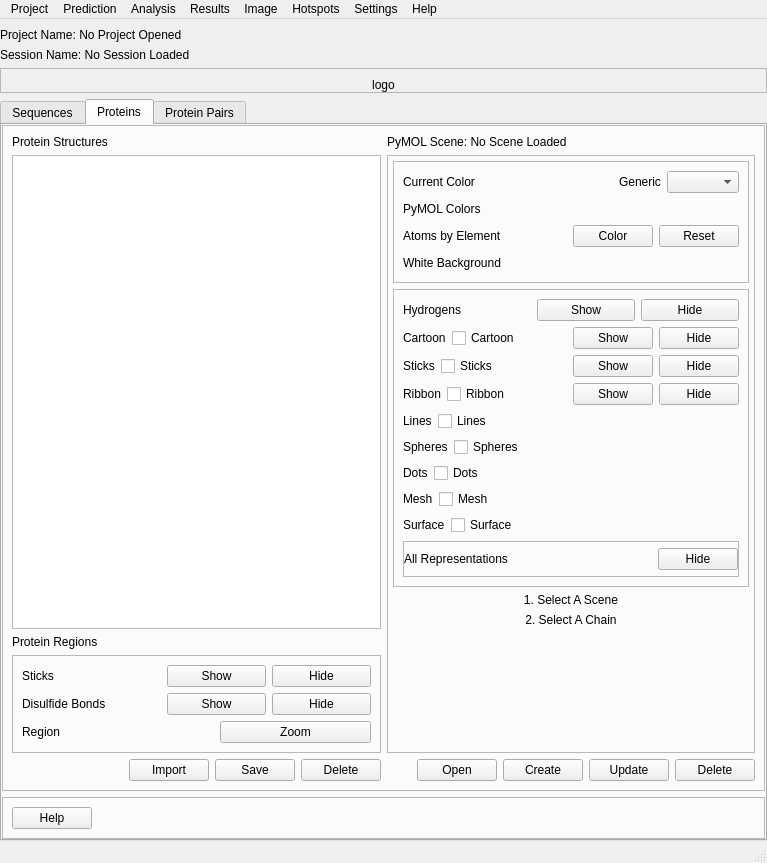
This is pyssa/gui/ui/forms/main_view.ui in urban233/PySSA as Qt 5 draws it before an edit. The edited form follows.
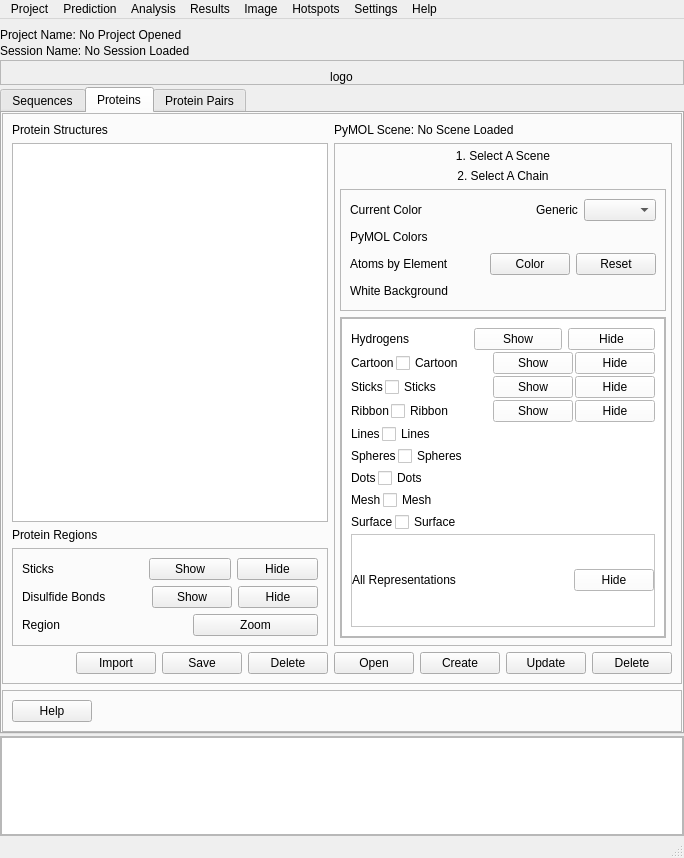
This is the edited form. The open tabs and pages were chosen to show the change.

```diff
--- a/pyssa/gui/ui/forms/main_view.ui
+++ b/pyssa/gui/ui/forms/main_view.ui
@@ -6,8 +6,8 @@
    <rect>
     <x>0</x>
     <y>0</y>
-    <width>767</width>
-    <height>863</height>
+    <width>666</width>
+    <height>858</height>
    </rect>
   </property>
   <property name="windowTitle">
@@ -18,6 +18,9 @@
   </property>
   <widget class="QWidget" name="centralwidget">
    <layout class="QVBoxLayout" name="verticalLayout_9">
+    <property name="spacing">
+     <number>2</number>
+    </property>
     <property name="leftMargin">
      <number>0</number>
     </property>
@@ -491,6 +494,26 @@
                 <property name="bottomMargin">
                  <number>5</number>
                 </property>
+                <item>
+                 <widget class="QLabel" name="lbl_info">
+                  <property name="text">
+                   <string>1. Select A Scene</string>
+                  </property>
+                  <property name="alignment">
+                   <set>Qt::AlignCenter</set>
+                  </property>
+                 </widget>
+                </item>
+                <item>
+                 <widget class="QLabel" name="lbl_info_2">
+                  <property name="text">
+                   <string>2. Select A Chain</string>
+                  </property>
+                  <property name="alignment">
+                   <set>Qt::AlignCenter</set>
+                  </property>
+                 </widget>
+                </item>
                 <item>
                  <widget class="QFrame" name="frame_protein_color">
                   <property name="frameShape">
@@ -625,6 +648,12 @@
                 </item>
                 <item>
                  <widget class="QFrame" name="frame_protein_repr">
+                  <property name="sizePolicy">
+                   <sizepolicy hsizetype="Preferred" vsizetype="Expanding">
+                    <horstretch>0</horstretch>
+                    <verstretch>1</verstretch>
+                   </sizepolicy>
+                  </property>
                   <property name="frameShape">
                    <enum>QFrame::StyledPanel</enum>
                   </property>
@@ -632,6 +661,54 @@
                    <enum>QFrame::Raised</enum>
                   </property>
                   <layout class="QVBoxLayout" name="verticalLayout_15">
+                   <property name="spacing">
+                    <number>0</number>
+                   </property>
+                   <property name="leftMargin">
+                    <number>0</number>
+                   </property>
+                   <property name="topMargin">
+                    <number>0</number>
+                   </property>
+                   <property name="rightMargin">
+                    <number>0</number>
+                   </property>
+                   <property name="bottomMargin">
+                    <number>0</number>
+                   </property>
+                   <item>
+                    <widget class="QScrollArea" name="scroll_area_protein_repr">
+                     <property name="widgetResizable">
+                      <bool>true</bool>
+                     </property>
+                     <widget class="QWidget" name="scrollAreaWidgetContents_2">
+                      <property name="geometry">
+                       <rect>
+                        <x>0</x>
+                        <y>0</y>
+                        <width>310</width>
+                        <height>298</height>
+                       </rect>
+                      </property>
+                      <property name="styleSheet">
+                       <string notr="true">background-color: white;</string>
+                      </property>
+                      <layout class="QVBoxLayout" name="verticalLayout_25">
+                       <property name="spacing">
+                        <number>2</number>
+                       </property>
+                       <property name="leftMargin">
+                        <number>9</number>
+                       </property>
+                       <property name="topMargin">
+                        <number>9</number>
+                       </property>
+                       <property name="rightMargin">
+                        <number>9</number>
+                       </property>
+                       <property name="bottomMargin">
+                        <number>9</number>
+                       </property>
                    <item>
                     <layout class="QHBoxLayout" name="protein_hydrogen_layout">
                      <property name="spacing">
@@ -1023,36 +1100,23 @@
                    </item>
                   </layout>
                  </widget>
-                </item>
-                <item>
-                 <widget class="QLabel" name="lbl_info">
-                  <property name="text">
-                   <string>1. Select A Scene</string>
-                  </property>
-                  <property name="alignment">
-                   <set>Qt::AlignCenter</set>
-                  </property>
-                 </widget>
-                </item>
-                <item>
-                 <widget class="QLabel" name="lbl_info_2">
-                  <property name="text">
-                   <string>2. Select A Chain</string>
-                  </property>
-                  <property name="alignment">
-                   <set>Qt::AlignCenter</set>
-                  </property>
+                    </widget>
+                   </item>
+                  </layout>
                  </widget>
                 </item>
                 <item>
-                 <spacer name="verticalSpacer">
+                 <spacer name="proteins_spacer">
                   <property name="orientation">
                    <enum>Qt::Vertical</enum>
                   </property>
+                  <property name="sizeType">
+                   <enum>QSizePolicy::MinimumExpanding</enum>
+                  </property>
                   <property name="sizeHint" stdset="0">
                    <size>
-                    <width>20</width>
-                    <height>40</height>
+                    <width>2</width>
+                    <height>2</height>
                    </size>
                   </property>
                  </spacer>
@@ -1390,6 +1454,26 @@
                 <property name="bottomMargin">
                  <number>5</number>
                 </property>
+                <item>
+                 <widget class="QLabel" name="lbl_info_3">
+                  <property name="text">
+                   <string>1. Select A Scene</string>
+                  </property>
+                  <property name="alignment">
+                   <set>Qt::AlignCenter</set>
+                  </property>
+                 </widget>
+                </item>
+                <item>
+                 <widget class="QLabel" name="lbl_info_4">
+                  <property name="text">
+                   <string>2. Select A Chain</string>
+                  </property>
+                  <property name="alignment">
+                   <set>Qt::AlignCenter</set>
+                  </property>
+                 </widget>
+                </item>
                 <item>
                  <widget class="QFrame" name="frame_protein_pair_color">
                   <property name="frameShape">
@@ -1524,13 +1608,61 @@
                 </item>
                 <item>
                  <widget class="QFrame" name="frame_protein_pair_repr">
+                  <property name="sizePolicy">
+                   <sizepolicy hsizetype="Preferred" vsizetype="Expanding">
+                    <horstretch>0</horstretch>
+                    <verstretch>1</verstretch>
+                   </sizepolicy>
+                  </property>
                   <property name="frameShape">
                    <enum>QFrame::StyledPanel</enum>
                   </property>
                   <property name="frameShadow">
                    <enum>QFrame::Raised</enum>
+                  </property>
+                  <layout class="QVBoxLayout" name="verticalLayout_26">
+                   <property name="spacing">
+                    <number>0</number>
+                   </property>
+                   <property name="leftMargin">
+                    <number>0</number>
+                   </property>
+                   <property name="topMargin">
+                    <number>0</number>
+                   </property>
+                   <property name="rightMargin">
+                    <number>0</number>
+                   </property>
+                   <property name="bottomMargin">
+                    <number>0</number>
+                   </property>
+                   <item>
+                    <widget class="QScrollArea" name="scroll_area_protein_pair_repr">
+                     <property name="widgetResizable">
+                      <bool>true</bool>
+                     </property>
+                     <widget class="QWidget" name="scrollAreaWidgetContents_3">
+                      <property name="geometry">
+                       <rect>
+                        <x>0</x>
+                        <y>0</y>
+                        <width>310</width>
+                        <height>298</height>
+                       </rect>
+                      </property>
+                      <property name="sizePolicy">
+                       <sizepolicy hsizetype="Preferred" vsizetype="Expanding">
+                        <horstretch>0</horstretch>
+                        <verstretch>0</verstretch>
+                       </sizepolicy>
+                      </property>
+                      <property name="styleSheet">
+                       <string notr="true">background-color: white;</string>
                   </property>
                   <layout class="QVBoxLayout" name="verticalLayout_18">
+                       <property name="spacing">
+                        <number>2</number>
+                       </property>
                    <item>
                     <layout class="QHBoxLayout" name="protein_pair_hydrogen_layout">
                      <property name="spacing">
@@ -1925,25 +2057,9 @@
                    </item>
                   </layout>
                  </widget>
-                </item>
-                <item>
-                 <widget class="QLabel" name="lbl_info_3">
-                  <property name="text">
-                   <string>1. Select A Scene</string>
-                  </property>
-                  <property name="alignment">
-                   <set>Qt::AlignCenter</set>
-                  </property>
-                 </widget>
-                </item>
-                <item>
-                 <widget class="QLabel" name="lbl_info_4">
-                  <property name="text">
-                   <string>2. Select A Chain</string>
-                  </property>
-                  <property name="alignment">
-                   <set>Qt::AlignCenter</set>
-                  </property>
+                    </widget>
+                   </item>
+                  </layout>
                  </widget>
                 </item>
                 <item>
@@ -1951,10 +2067,13 @@
                   <property name="orientation">
                    <enum>Qt::Vertical</enum>
                   </property>
+                  <property name="sizeType">
+                   <enum>QSizePolicy::MinimumExpanding</enum>
+                  </property>
                   <property name="sizeHint" stdset="0">
                    <size>
-                    <width>20</width>
-                    <height>40</height>
+                    <width>2</width>
+                    <height>2</height>
                    </size>
                   </property>
                  </spacer>
@@ -2052,6 +2171,82 @@
       </widget>
      </widget>
     </item>
+    <item>
+     <widget class="QFrame" name="frame_job_overview">
+      <property name="minimumSize">
+       <size>
+        <width>0</width>
+        <height>100</height>
+       </size>
+      </property>
+      <property name="maximumSize">
+       <size>
+        <width>16777215</width>
+        <height>100</height>
+       </size>
+      </property>
+      <property name="frameShape">
+       <enum>QFrame::StyledPanel</enum>
+      </property>
+      <property name="frameShadow">
+       <enum>QFrame::Raised</enum>
+      </property>
+      <layout class="QVBoxLayout" name="verticalLayout_4">
+       <property name="spacing">
+        <number>0</number>
+       </property>
+       <property name="leftMargin">
+        <number>0</number>
+       </property>
+       <property name="topMargin">
+        <number>0</number>
+       </property>
+       <property name="rightMargin">
+        <number>0</number>
+       </property>
+       <property name="bottomMargin">
+        <number>0</number>
+       </property>
+       <item>
+        <widget class="QScrollArea" name="scroll_area_job_overview">
+         <property name="widgetResizable">
+          <bool>true</bool>
+         </property>
+         <widget class="QWidget" name="scroll_area_job_overview_contents">
+          <property name="geometry">
+           <rect>
+            <x>0</x>
+            <y>0</y>
+            <width>662</width>
+            <height>96</height>
+           </rect>
+          </property>
+          <property name="styleSheet">
+           <string notr="true">background-color: white;</string>
+          </property>
+          <layout class="QVBoxLayout" name="job_overview_layout">
+           <property name="spacing">
+            <number>0</number>
+           </property>
+           <property name="leftMargin">
+            <number>0</number>
+           </property>
+           <property name="topMargin">
+            <number>0</number>
+           </property>
+           <property name="rightMargin">
+            <number>0</number>
+           </property>
+           <property name="bottomMargin">
+            <number>0</number>
+           </property>
+          </layout>
+         </widget>
+        </widget>
+       </item>
+      </layout>
+     </widget>
+    </item>
    </layout>
   </widget>
   <widget class="QMenuBar" name="menubar">
@@ -2059,7 +2254,7 @@
     <rect>
      <x>0</x>
      <y>0</y>
-     <width>767</width>
+     <width>666</width>
      <height>21</height>
     </rect>
    </property>
```
Lines whose indentation alone changed are shown as unchanged.
